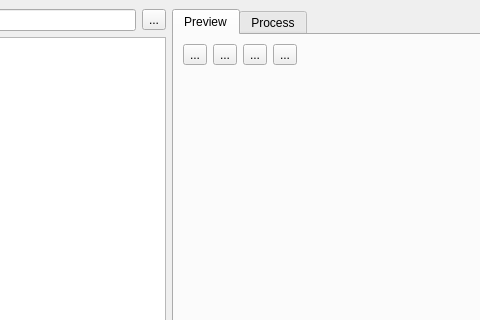
The window that mainwindow.ui (adwolfe/yawt) describes before a commit, drawn with Qt 5; both pictures show x 274 to 754 and y 0 to 320 of the 1102 by 600 pixel window.
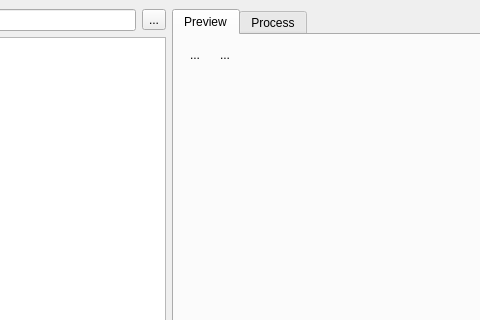
The same window after the commit. Custom widgets are drawn as their Qt base class.

Commit message: added buttons for the first two videoloader modes

Patch:
```diff
--- a/mainwindow.ui
+++ b/mainwindow.ui
@@ -64,12 +64,8 @@
             <property name="text">
              <string>...</string>
             </property>
-           </widget>
-          </item>
-          <item>
-           <widget class="QToolButton" name="toolButton">
-            <property name="text">
-             <string>...</string>
+            <property name="autoRaise">
+             <bool>true</bool>
             </property>
            </widget>
           </item>
@@ -78,12 +74,8 @@
             <property name="text">
              <string>...</string>
             </property>
-           </widget>
-          </item>
-          <item>
-           <widget class="QToolButton" name="toolButton_4">
-            <property name="text">
-             <string>...</string>
+            <property name="autoRaise">
+             <bool>true</bool>
             </property>
            </widget>
           </item>
```
Left out of the diff: 4 changed lines with no effect on the pictures. The commit also changes 2 other files.
